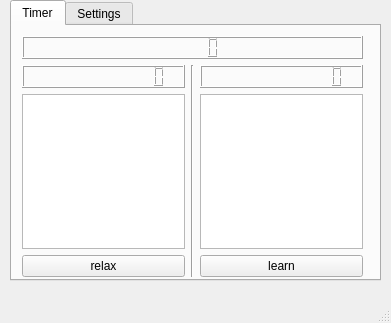
The window that TimerUIElement.ui (jasontr/TimerForLearnRelaxBalance) describes before a commit, drawn with Qt 5.
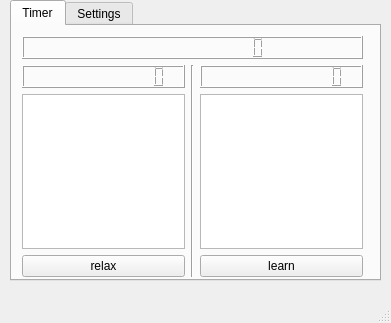
The same window after the commit.

Patch:
```diff
--- a/TimerUIElement.ui
+++ b/TimerUIElement.ui
@@ -50,7 +50,11 @@
       </property>
       <layout class="QGridLayout" name="gridLayout">
        <item row="0" column="0" colspan="3">
-        <widget class="QLCDNumber" name="timerLcd"/>
+        <widget class="QLCDNumber" name="timerLcd">
+         <property name="digitCount">
+          <number>14</number>
+         </property>
+        </widget>
        </item>
        <item row="1" column="0">
         <widget class="QLCDNumber" name="relaxLcd">
```
